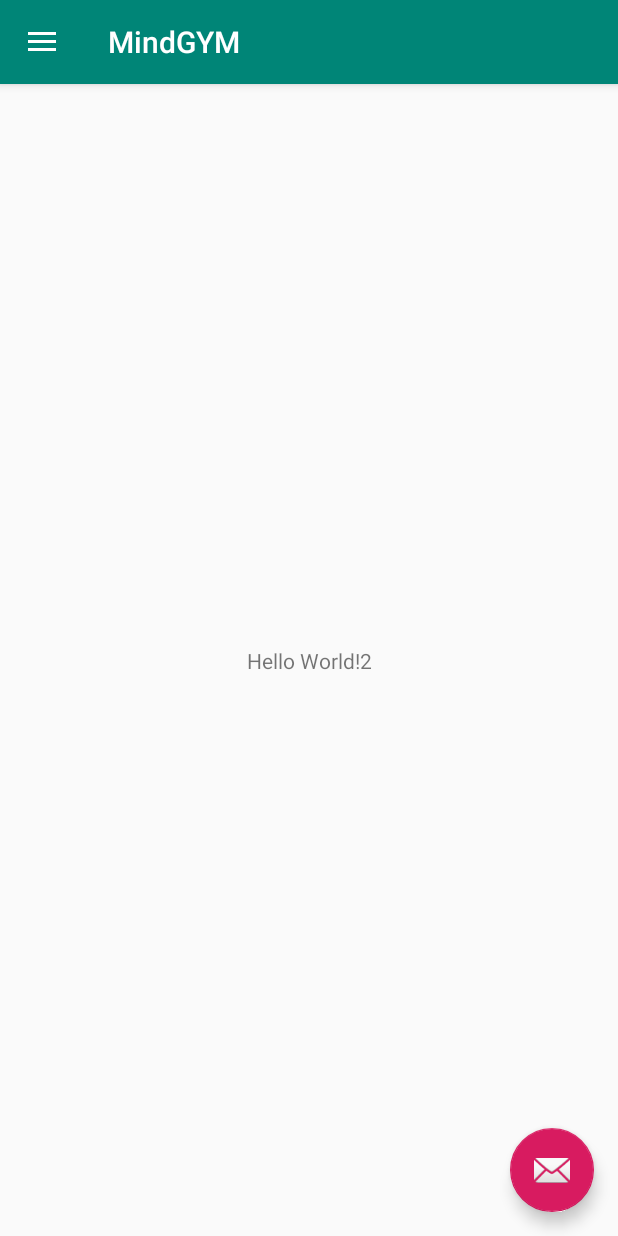
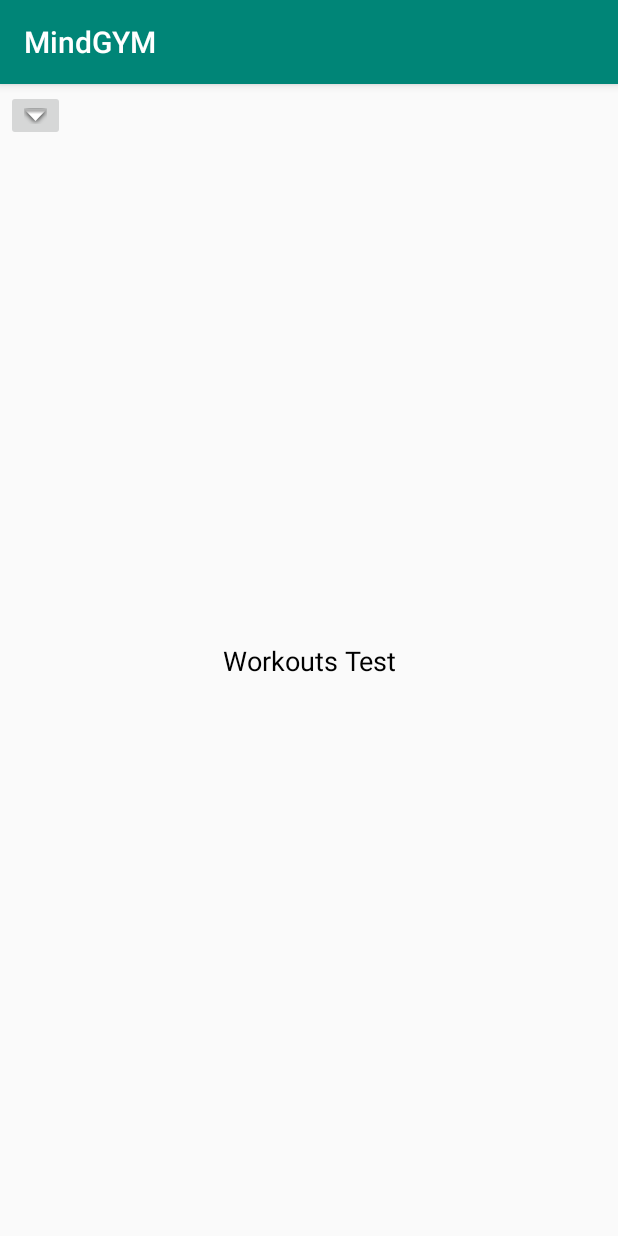
Before and after one commit to andrei9917/BBC-MindGYM, an Android app: the screen it shows after launch (MainActivity before the commit, WorkoutsActivity after it), in the side drawer, after a tap on "Workouts", on a phone screen of 412 x 824 dp. Run offline under Robolectric (Android 15) with nearby library versions, the phone set to English and light mode, and no system bars; 1 statement that could not run was skipped.

Commit message:
Add -> Workout Activity text + back button

```diff
--- a/app/src/main/AndroidManifest.xml
+++ b/app/src/main/AndroidManifest.xml
@@ -9,6 +9,7 @@
         android:roundIcon="@mipmap/ic_launcher_round"
         android:supportsRtl="true"
         android:theme="@style/AppTheme">
+        <activity android:name=".WorkoutsActivity"></activity>
         <activity
             android:name=".MainActivity"
             android:label="@string/app_name"
--- a/app/src/main/java/com/example/andrei/bbc_mindgym/MainActivity.java
+++ b/app/src/main/java/com/example/andrei/bbc_mindgym/MainActivity.java
@@ -1,5 +1,6 @@
 package com.example.andrei.bbc_mindgym;
 
+import android.content.Intent;
 import android.os.Bundle;
 import android.support.design.widget.FloatingActionButton;
 import android.support.design.widget.Snackbar;
@@ -89,7 +90,7 @@ public class MainActivity extends AppCompatActivity
         } else if (id == R.id.nav_trackedapps) {
 
         } else if (id == R.id.nav_workouts){
-
+            this.openWorkoutsTab();
         }
 
         DrawerLayout drawer = (DrawerLayout) findViewById(R.id.drawer_layout);
@@ -97,6 +98,6 @@ public class MainActivity extends AppCompatActivity
         return true;
     }
     public void openWorkoutsTab(){
-
+        startActivity(new Intent(MainActivity.this, WorkoutsActivity.class));
     }
 }
--- /dev/null
+++ b/app/src/main/java/com/example/andrei/bbc_mindgym/WorkoutsActivity.java
@@ -0,0 +1,27 @@
+package com.example.andrei.bbc_mindgym;
+
+import android.support.v4.view.GravityCompat;
+import android.support.v4.widget.DrawerLayout;
+import android.support.v7.app.AppCompatActivity;
+import android.os.Bundle;
+import android.view.View;
+import android.widget.ImageButton;
+
+public class WorkoutsActivity extends AppCompatActivity {
+
+    @Override
+    protected void onCreate(Bundle savedInstanceState) {
+        super.onCreate(savedInstanceState);
+        setContentView(R.layout.activity_workouts);
+
+
+        ImageButton imgButt = findViewById(R.id.imageButton);
+        //drawer.closeDrawer(GravityCompat.START);
+        imgButt.setOnClickListener(new View.OnClickListener() {
+            @Override
+            public void onClick(View view) {
+                finish();
+            }
+        });
+    }
+}
--- /dev/null
+++ b/app/src/main/res/layout/activity_workouts.xml
@@ -0,0 +1,36 @@
+<?xml version="1.0" encoding="utf-8"?>
+<android.support.constraint.ConstraintLayout xmlns:android="http://schemas.android.com/apk/res/android"
+    xmlns:app="http://schemas.android.com/apk/res-auto"
+    xmlns:tools="http://schemas.android.com/tools"
+    android:layout_width="match_parent"
+    android:layout_height="match_parent"
+    tools:context=".WorkoutsActivity">
+
+    <ImageButton
+        android:id="@+id/imageButton"
+        android:layout_width="39dp"
+        android:layout_height="34dp"
+        android:layout_marginStart="4dp"
+        android:layout_marginTop="4dp"
+        app:layout_constraintStart_toStartOf="parent"
+        app:layout_constraintTop_toTopOf="parent"
+        app:srcCompat="@android:drawable/arrow_down_float" />
+
+    <TextView
+        android:id="@+id/textView2"
+        android:layout_width="wrap_content"
+        android:layout_height="wrap_content"
+        android:layout_marginStart="8dp"
+        android:layout_marginTop="8dp"
+        android:layout_marginEnd="8dp"
+        android:layout_marginBottom="8dp"
+        android:text="@string/workout_txt"
+        android:textAlignment="center"
+        android:textColor="@android:color/black"
+        android:textSize="18sp"
+        app:layout_constraintBottom_toBottomOf="parent"
+        app:layout_constraintEnd_toEndOf="parent"
+        app:layout_constraintStart_toStartOf="parent"
+        app:layout_constraintTop_toTopOf="parent" />
+
+</android.support.constraint.ConstraintLayout>
--- a/app/src/main/res/layout/content_main.xml
+++ b/app/src/main/res/layout/content_main.xml
@@ -11,7 +11,7 @@
     <TextView
         android:layout_width="wrap_content"
         android:layout_height="wrap_content"
-        android:text="Hello World!2"
+        android:text="@string/app_name"
         app:layout_constraintBottom_toBottomOf="parent"
         app:layout_constraintLeft_toLeftOf="parent"
         app:layout_constraintRight_toRightOf="parent"
--- a/app/src/main/res/layout/workouts.xml
+++ /dev/null
@@ -1,6 +0,0 @@
-<?xml version="1.0" encoding="utf-8"?>
-<android.support.constraint.ConstraintLayout
-    xmlns:android="http://schemas.android.com/apk/res/android" android:layout_width="match_parent"
-    android:layout_height="match_parent">
-
-</android.support.constraint.ConstraintLayout>
--- a/app/src/main/res/menu/activity_main_drawer.xml
+++ b/app/src/main/res/menu/activity_main_drawer.xml
@@ -25,7 +25,7 @@
             android:id="@+id/nav_workouts"
             android:icon="@android:drawable/ic_menu_view"
             android:title="Workouts"
-            android:actionLayout="@layout/workouts"/>
+            android:actionLayout="@layout/activity_workouts"/>
     </group>
 
 </menu>
--- a/app/src/main/res/values/strings.xml
+++ b/app/src/main/res/values/strings.xml
@@ -6,4 +6,5 @@
     <string name="nav_header_subtitle">Big Bold Coders ©2019</string>
     <string name="nav_header_desc">Navigation header</string>
     <string name="action_settings">Settings</string>
+    <string name="workout_txt">Workouts Test</string>
 </resources>
```
